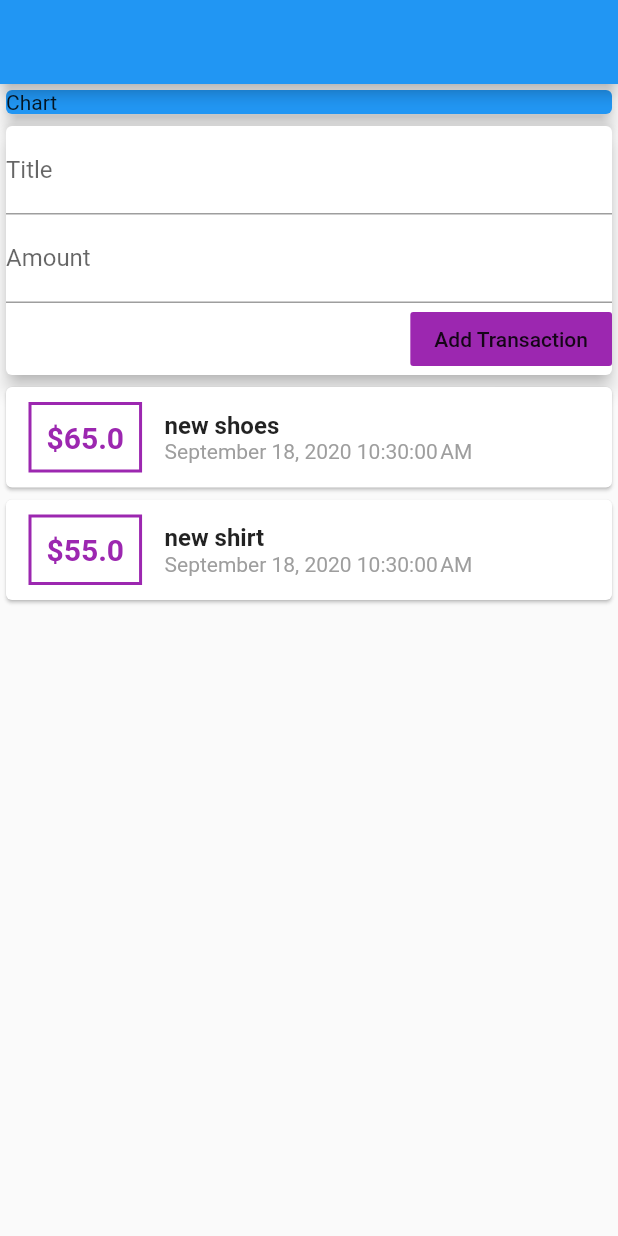
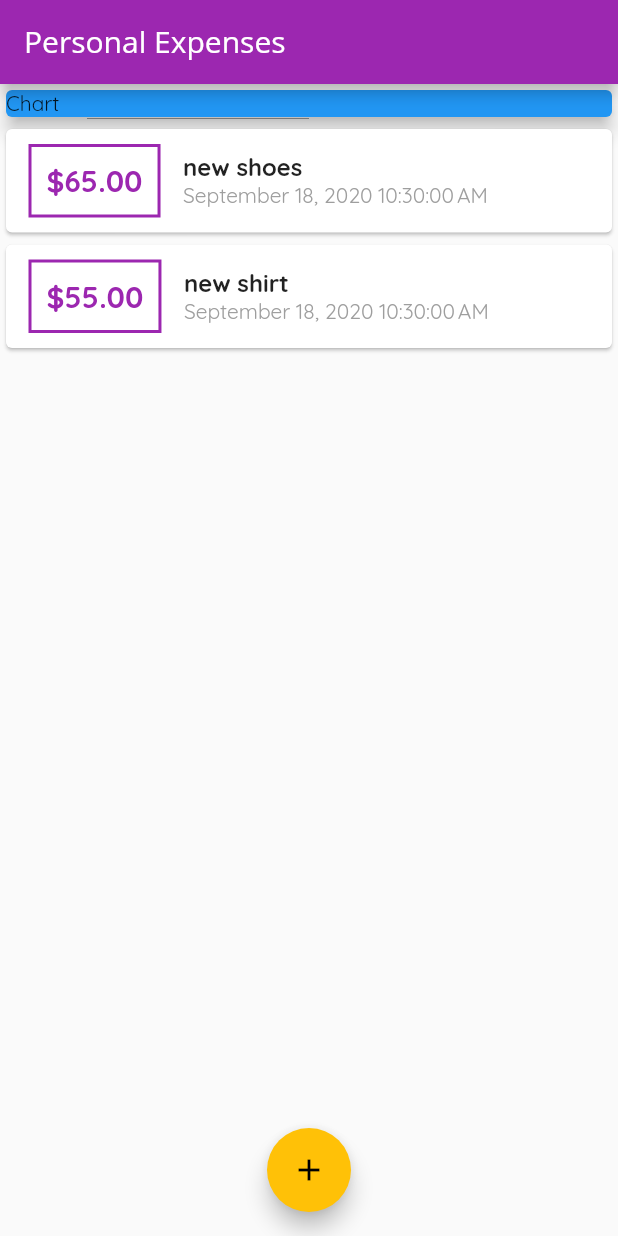
Before and after one commit to AmbujaAK/personal_expenses_flutter, a Flutter app: the screen it shows after launch, on a phone screen of 412 x 824 dp. Run offline on Flutter 3.47's test engine with Material 2 defaults, Android fonts, the phone set to English and light mode, and no system bars.

Commit message:
added bottomsheetmodel, uses theme,fonts,images

```diff
--- a/lib/main.dart
+++ b/lib/main.dart
@@ -1,5 +1,7 @@
 import 'package:flutter/material.dart';
-import 'package:personal_expenses_flutter/widgets/user_transaction.dart';
+import 'package:personal_expenses_flutter/models/transaction.dart';
+import 'package:personal_expenses_flutter/widgets/new_transaction.dart';
+import 'package:personal_expenses_flutter/widgets/transaction_list.dart';
 
 void main() => runApp(MyApp());
 
@@ -7,12 +9,81 @@
   @override
   Widget build(BuildContext context) {
     return MaterialApp(
-      home: Scaffold(
-        appBar: AppBar(),
+      title: 'Personal Expenses',
+      theme: ThemeData(
+        primarySwatch: Colors.purple,
+        accentColor: Colors.amber,
+        fontFamily: 'Quicksand',
+        appBarTheme: AppBarTheme(
+          textTheme: ThemeData.light().textTheme.copyWith(
+                headline6: TextStyle(
+                  fontFamily: 'OpenSans',
+                  fontSize: 20,
+                ),
+              ),
+        ),
+      ),
+      home: MyHomePage(),
+    );
+  }
+}
+
+class MyHomePage extends StatefulWidget {
+  @override
+  _MyHomePageState createState() => _MyHomePageState();
+}
+
+class _MyHomePageState extends State<MyHomePage> {
+  final List<Transaction> _userTransaction = [
+    Transaction(
+      id: 't1',
+      title: 'new shoes',
+      amount: 65.0,
+      date: DateTime.now(),
+    ),
+    Transaction(
+      id: 't2',
+      title: 'new shirt',
+      amount: 55.0,
+      date: DateTime.now(),
+    ),
+  ];
+
+  void _addNewTransaction(String title, double amount) {
+    final txNew = Transaction(
+      id: DateTime.now().toString(),
+      title: title,
+      amount: amount,
+      date: DateTime.now(),
+    );
+
+    setState(() {
+      _userTransaction.add(txNew);
+    });
+  }
+
+  void _startAddNewtransaction(BuildContext ctx) {
+    showModalBottomSheet(
+      context: ctx,
+      builder: (_) {
+        return GestureDetector(
+          onTap: () {},
+          child: NewTransaction(_addNewTransaction),
+          behavior: HitTestBehavior.opaque,
+        );
+      },
+    );
+  }
+
+  @override
+  Widget build(BuildContext context) {
+    return Scaffold(
+      appBar: AppBar(
+        title: Text('Personal Expenses'),
+      ),
       body: Container(
         child: SingleChildScrollView(
           child: Column(
-              // mainAxisAlignment: MainAxisAlignment.start,
             crossAxisAlignment: CrossAxisAlignment.stretch,
             children: [
               Container(
@@ -25,11 +96,15 @@
                   elevation: 5,
                 ),
               ),
-                UserTransaction()
+              TransactionList(_userTransaction),
             ],
           ),
         ),
       ),
+      floatingActionButtonLocation: FloatingActionButtonLocation.centerFloat,
+      floatingActionButton: FloatingActionButton(
+        child: Icon(Icons.add),
+        onPressed: () => _startAddNewtransaction(context),
       ),
     );
   }
--- a/lib/widgets/transaction_list.dart
+++ b/lib/widgets/transaction_list.dart
@@ -9,8 +9,24 @@
 
   @override
   Widget build(BuildContext context) {
-    return Column(
-      children: transactions.map((tx) {
+    return Container(
+      height: 300,
+      child: transactions.isEmpty
+          ? Column(
+              children: [
+                Text('No transactions added yet'),
+                Container(
+                  height: 200.0,
+                  child: Image.asset(
+                    'assets/images/waiting.png',
+                    fit: BoxFit.cover,
+                  ),
+                ),
+              ],
+            )
+          : ListView.builder(
+              itemCount: transactions.length,
+              itemBuilder: (context, index) {
                 return Card(
                   child: Row(
                     children: [
@@ -21,31 +37,32 @@
                         ),
                         decoration: BoxDecoration(
                           border: Border.all(
-                    color: Colors.purple,
+                            color: Theme.of(context).primaryColor,
                             width: 2,
                           ),
                         ),
                         padding: EdgeInsets.all(10.0),
                         child: Text(
-                  '\$${tx.amount}',
+                          '\$${transactions[index].amount.toStringAsFixed(2)}',
                           style: TextStyle(
                             fontWeight: FontWeight.bold,
                             fontSize: 20.0,
-                      color: Colors.purple),
+                            color: Theme.of(context).primaryColor,
+                          ),
                         ),
                       ),
                       Column(
                         crossAxisAlignment: CrossAxisAlignment.start,
                         children: [
                           Text(
-                    tx.title,
+                            transactions[index].title,
                             style: TextStyle(
                               fontSize: 16,
                               fontWeight: FontWeight.bold,
                             ),
                           ),
                           Text(
-                    DateFormat().format(tx.date),
+                            DateFormat().format(transactions[index].date),
                             style: TextStyle(
                               color: Colors.grey,
                             ),
@@ -55,7 +72,8 @@
                     ],
                   ),
                 );
-      }).toList(),
+              },
+            ),
     );
   }
 }
--- a/lib/widgets/user_transaction.dart
+++ /dev/null
@@ -1,50 +0,0 @@
-import 'package:flutter/material.dart';
-import 'package:personal_expenses_flutter/models/transaction.dart';
-import 'package:personal_expenses_flutter/widgets/new_transaction.dart';
-import 'package:personal_expenses_flutter/widgets/transaction_list.dart';
-
-class UserTransaction extends StatefulWidget {
-  @override
-  _UserTransactionState createState() => _UserTransactionState();
-}
-
-class _UserTransactionState extends State<UserTransaction> {
-  final List<Transaction> _userTransaction = [
-    Transaction(
-      id: 't1',
-      title: 'new shoes',
-      amount: 65.0,
-      date: DateTime.now(),
-    ),
-    Transaction(
-      id: 't2',
-      title: 'new shirt',
-      amount: 55.0,
-      date: DateTime.now(),
-    ),
-  ];
-
-  _addNewTransaction(String title, double amount) {
-    print('$title, $amount');
-    final txNew = Transaction(
-      id: DateTime.now().toString(),
-      title: title,
-      amount: amount,
-      date: DateTime.now(),
-    );
-
-    setState(() {
-      _userTransaction.add(txNew);
-    });
-  }
-
-  @override
-  Widget build(BuildContext context) {
-    return Column(
-      children: [
-        NewTransaction(_addNewTransaction),
-        TransactionList(_userTransaction),
-      ],
-    );
-  }
-}
```
Also changed, not shown: lib/widgets/new_transaction.dart (+24 -11 lines), pubspec.yaml (+16 -47 lines), assets/fonts/OpenSans-Bold.ttf (added), assets/fonts/OpenSans-Regular.ttf (added), assets/fonts/Quicksand-Bold.ttf (added), assets/fonts/Quicksand-Light.ttf (added), assets/fonts/Quicksand-Medium.ttf (added), assets/fonts/Quicksand-Regular.ttf (added), assets/images/waiting.png (added). Lines whose indentation alone changed are shown as unchanged.
